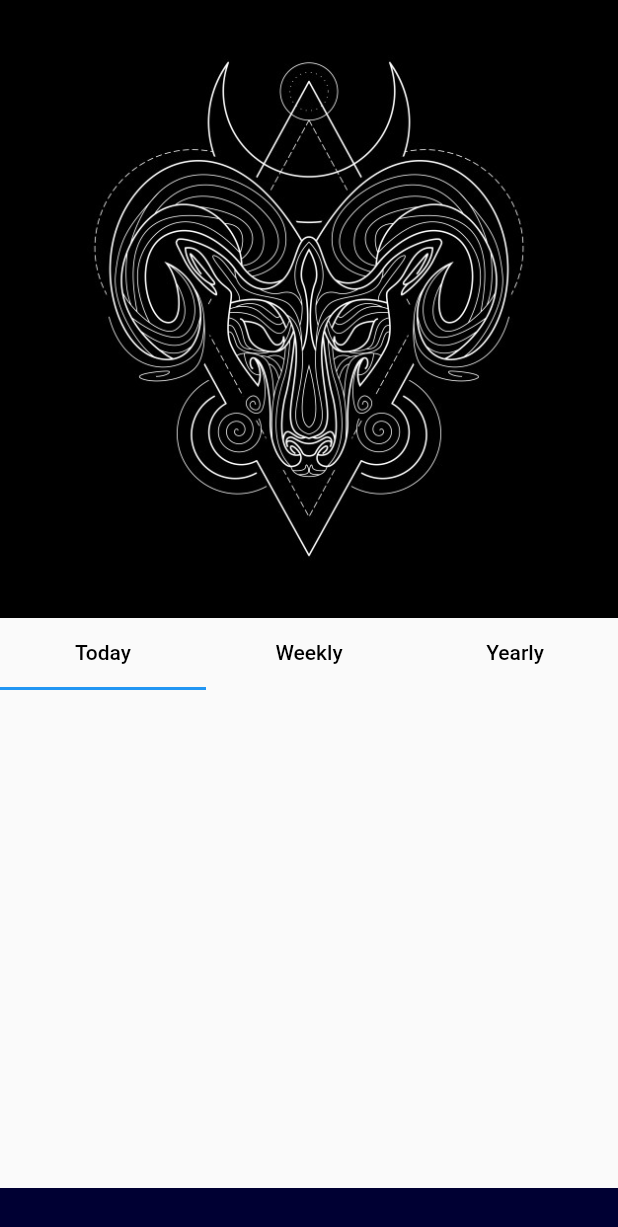
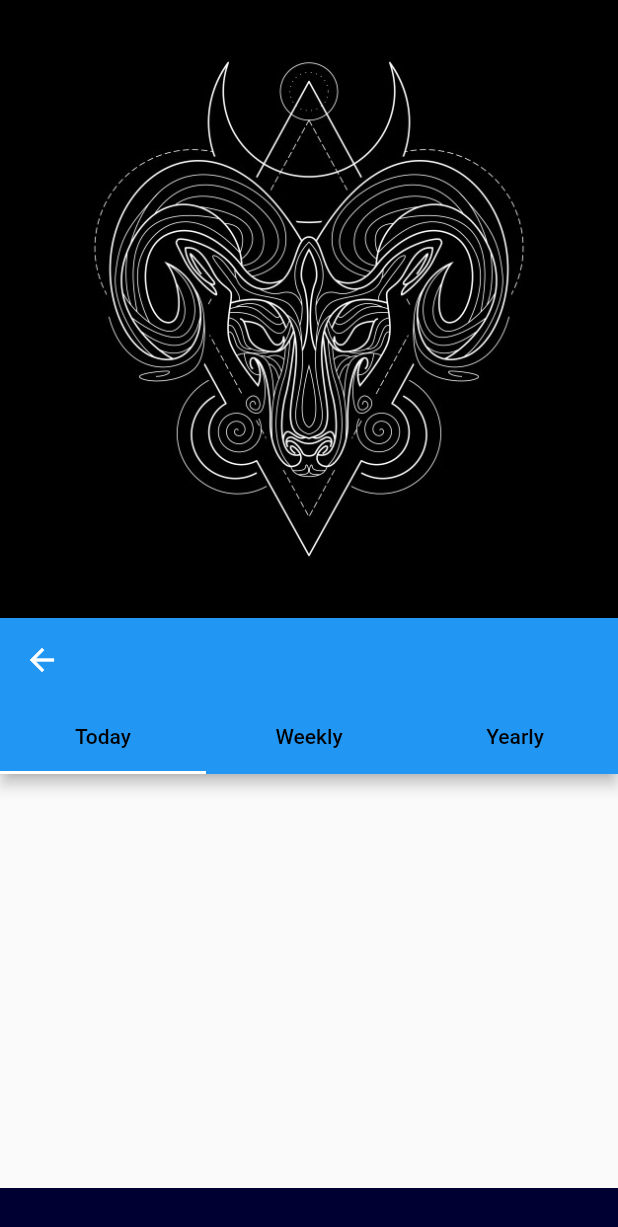
Before and after one commit to shreshukle1/demo_horo_app, a Flutter app: the horoscope screen opened directly, on a phone screen of 412 x 824 dp. Shown: the top 1227 px of the screen. Run offline on Flutter 3.47's test engine with Material 2 defaults, Android fonts, the phone set to English and light mode, and no system bars; missing offline and left inert: dart:ffi, ff_navigation_bar, horoscope.

Commit message:
new fine code

```diff
--- /dev/null
+++ b/lib/Screens/DailyTab.dart
@@ -0,0 +1,18 @@
+import 'package:flutter/material.dart';
+import 'package:horoscope/horoscope/Horopscope.dart';
+import 'package:horoscope/horoscope/HoroscopeDetails.dart';
+import 'package:horoscope/horoscope/ZodiacSigns.dart';
+import 'package:horoscope/horoscope_flutter.dart';
+
+class DailyTab extends StatelessWidget {
+  @override
+
+  Widget build(BuildContext context) {
+
+
+    return Container(
+
+        );
+
+  }
+}
--- a/lib/Screens/horoscope.dart
+++ b/lib/Screens/horoscope.dart
@@ -1,8 +1,8 @@
+import 'package:flutter/cupertino.dart';
 import 'package:flutter/material.dart';
-import 'package:horoscope/horoscope/Horopscope.dart';
-import 'package:horoscope/horoscope/HoroscopeDetails.dart';
-import 'package:horoscope/horoscope/ZodiacSigns.dart';
-import 'package:horoscope/horoscope_flutter.dart';
+import 'package:demohoroapp/Screens/DailyTab.dart';
+import 'package:demohoroapp/Screens/WeeklyTab.dart';
+import 'package:demohoroapp/Screens/YearlyTab.dart';
 
 class horoscope extends StatelessWidget {
   @override
@@ -23,8 +23,8 @@ class horoscope extends StatelessWidget {
                 length: 3,
 
                 child: Scaffold(
-                  body: Container(
-                    child: TabBar(
+                  appBar: AppBar(
+                    bottom: TabBar(
                     tabs: [
                       Tab(child: Text("Today",style: TextStyle(color:Colors.black),),),
                       Tab(child: Text("Weekly",style: TextStyle(color:Colors.black)),),
@@ -32,12 +32,21 @@ class horoscope extends StatelessWidget {
                     ],
                   ),
                 ),
+                body: TabBarView(
+         children: <Widget>[
+    DailyTab(),
+    WeeklyTab(),
+    YearlyTab(),
+
+    ],
+
+               ),
             ),
           ),
     ),
     ),
     ],
-    ),
+      )
     );
   }
 }
```
Also changed, not shown: lib/Screens/WeeklyTab.dart (added, +12 -0 lines), lib/Screens/YearlyTab.dart (added, +13 -0 lines). Lines whose indentation alone changed are shown as unchanged.
